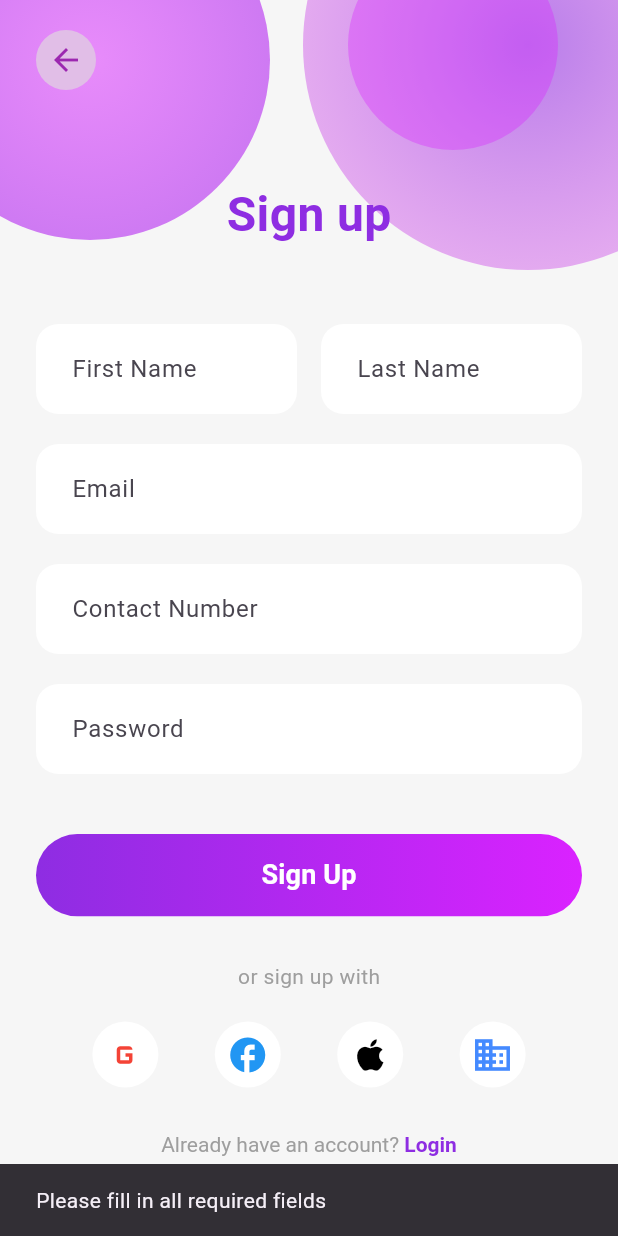
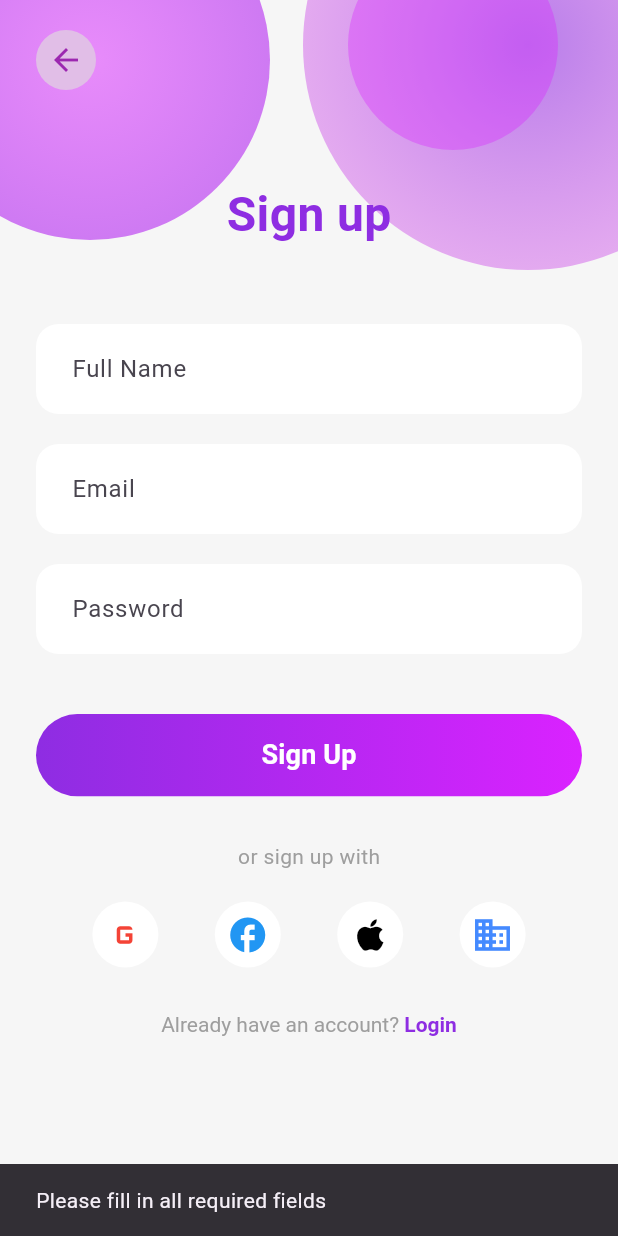
Before and after one commit to darkfighterk/Little_Minds_App, a Flutter app: the SignUpView screen opened by its route, after a tap on "Sign Up", on a phone screen of 412 x 824 dp. Run offline on Flutter 3.47's test engine with Material 3 defaults, Android fonts, the phone set to English and light mode, and no system bars; network calls fail.

Commit message:
feat: enhance login and registration processes with improved error handling and connection testing

```diff
--- a/mind_app/lib/models/user_model.dart
+++ b/mind_app/lib/models/user_model.dart
@@ -1,17 +1,27 @@
 class User {
-  int? id;
-  String name;
-  String email;
+  final int id;
+  final String name;
+  final String email;
 
-  User({this.id, required this.name, required this.email});
+  User({required this.id, required this.name, required this.email});
 
-  // Create a User from JSON / Map
+  // Create a User from JSON (from backend response)
   factory User.fromJson(Map<String, dynamic> json) {
-    return User(id: json['id'], name: json['name'], email: json['email']);
+    print("📦 Parsing user from JSON: $json");
+    return User(
+      id: json['id'] ?? 0,
+      name: json['name'] ?? '',
+      email: json['email'] ?? '',
+    );
   }
 
-  // Convert User to Map / JSON
+  // Convert User to JSON (for sending to backend if needed)
   Map<String, dynamic> toJson() {
     return {'id': id, 'name': name, 'email': email};
   }
+
+  @override
+  String toString() {
+    return 'User(id: $id, name: $name, email: $email)';
+  }
 }
--- a/mind_app/lib/views/sign_up_view.dart
+++ b/mind_app/lib/views/sign_up_view.dart
@@ -19,7 +19,7 @@ class _SignUpViewState extends State<SignUpView> {
 
   bool isLoading = false;
 
-  // ------------------- Sign Up method -------------------
+  // Sign Up method
   void _onSignUpPressed() async {
     final name = firstNameController.text.trim();
     final email = emailController.text.trim();
@@ -32,6 +32,14 @@ class _SignUpViewState extends State<SignUpView> {
       return;
     }
 
+    // Basic email validation
+    if (!email.contains('@') || !email.contains('.')) {
+      ScaffoldMessenger.of(context).showSnackBar(
+        const SnackBar(content: Text('Please enter a valid email address')),
+      );
+      return;
+    }
+
     setState(() => isLoading = true);
 
     final User? user = await _loginController.addUser(name, email, password);
@@ -39,6 +47,8 @@ class _SignUpViewState extends State<SignUpView> {
     setState(() => isLoading = false);
 
     if (user != null) {
+      if (!mounted) return;
+
       // Clear fields
       firstNameController.clear();
       emailController.clear();
@@ -47,28 +57,37 @@ class _SignUpViewState extends State<SignUpView> {
       // Show success message
       ScaffoldMessenger.of(context).showSnackBar(
         const SnackBar(
-          content: Text('Registration successful! Please log in.'),
+          content: Text('✅ Registration successful! Please log in.'),
+          backgroundColor: Colors.green,
         ),
       );
 
-      // Redirect to LoginView (route '/')
+      // Redirect to LoginView
       Navigator.pushReplacementNamed(context, '/');
     } else {
+      if (!mounted) return;
       ScaffoldMessenger.of(context).showSnackBar(
-        const SnackBar(content: Text('Registration failed. Try again.')),
+        const SnackBar(
+          content: Text(
+            'Registration failed. Email might already exist or backend is not running.',
+          ),
+          backgroundColor: Colors.red,
+        ),
       );
     }
   }
 
-  // ------------------- Build text field -------------------
+  // Build text field
   Widget _buildTextField(
     String hint, {
     bool isPassword = false,
     TextEditingController? controller,
+    TextInputType? keyboardType,
   }) {
     return TextField(
       controller: controller,
       obscureText: isPassword,
+      keyboardType: keyboardType,
       decoration: InputDecoration(
         hintText: hint,
         filled: true,
@@ -83,6 +102,14 @@ class _SignUpViewState extends State<SignUpView> {
         ),
       ),
     );
+  }
+
+  @override
+  void dispose() {
+    firstNameController.dispose();
+    emailController.dispose();
+    passwordController.dispose();
+    super.dispose();
   }
 
   @override
@@ -177,25 +204,21 @@ class _SignUpViewState extends State<SignUpView> {
 
                   const SizedBox(height: 50),
 
-                  // Name fields
-                  Row(
-                    children: [
-                      Expanded(
-                        child: _buildTextField(
-                          "First Name",
-                          controller: firstNameController,
-                        ),
-                      ),
-                      const SizedBox(width: 16),
-                      Expanded(child: _buildTextField("Last Name")),
-                    ],
+                  // Name field
+                  _buildTextField("Full Name", controller: firstNameController),
+
+                  const SizedBox(height: 20),
+
+                  // Email field
+                  _buildTextField(
+                    "Email",
+                    controller: emailController,
+                    keyboardType: TextInputType.emailAddress,
                   ),
 
                   const SizedBox(height: 20),
-                  _buildTextField("Email", controller: emailController),
-                  const SizedBox(height: 20),
-                  _buildTextField("Contact Number"), // optional
-                  const SizedBox(height: 20),
+
+                  // Password field
                   _buildTextField(
                     "Password",
                     controller: passwordController,
@@ -301,7 +324,7 @@ class _SignUpViewState extends State<SignUpView> {
   }
 }
 
-// ---------------- Social Icon ----------------
+// Social Icon widget
 class _SocialIcon extends StatelessWidget {
   final IconData icon;
   final Color color;
--- a/mind_app/pubspec.yaml
+++ b/mind_app/pubspec.yaml
@@ -34,7 +34,11 @@ dependencies:
   # The following adds the Cupertino Icons font to your application.
   # Use with the CupertinoIcons class for iOS style icons.
   cupertino_icons: ^1.0.8
-  http: ^0.13.5
+
+  # HTTP package for API requests
+  http: ^1.1.0
+
+  # SQLite for local database
   sqflite: ^2.2.0+4
   path: ^1.8.3
 
```
Also changed, not shown: mind_app/lib/controllers/login_controller.dart (+51 -10 lines), mind_app/lib/services/auth_service.dart (+119 -20 lines), mind_app/lib/views/login_view.dart (+87 -91 lines), mind_app/pubspec.lock.
